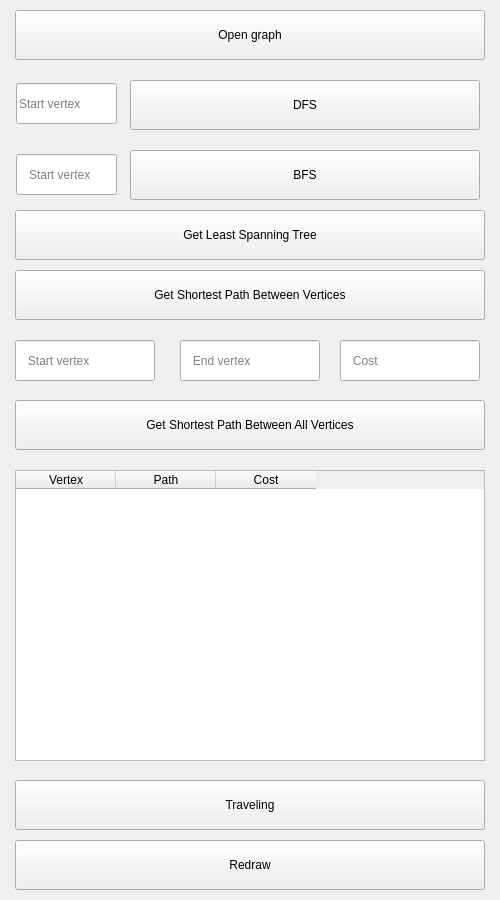
The window that applications/graphical_interface/ui/interaction_panel.ui (amzdll/SimpleNavigator) describes before a commit, drawn with Qt 5.
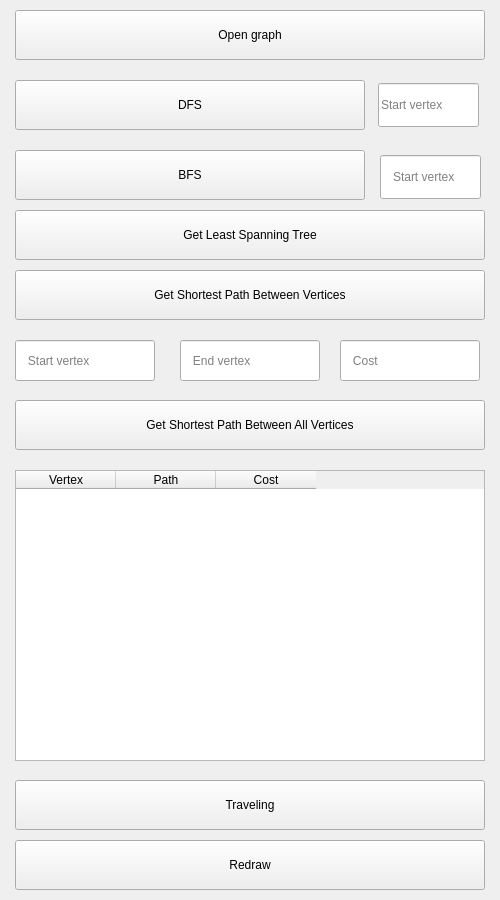
The same window after the commit.

Patch:
```diff
--- a/applications/graphical_interface/ui/interaction_panel.ui
+++ b/applications/graphical_interface/ui/interaction_panel.ui
@@ -57,7 +57,7 @@
    </property>
    <property name="geometry">
     <rect>
-     <x>130</x>
+     <x>15</x>
      <y>80</y>
      <width>350</width>
      <height>50</height>
@@ -76,7 +76,7 @@
    </property>
    <property name="geometry">
     <rect>
-     <x>130</x>
+     <x>15</x>
      <y>150</y>
      <width>350</width>
      <height>50</height>
@@ -95,10 +95,10 @@
    </property>
    <property name="geometry">
     <rect>
-     <x>16</x>
+     <x>378</x>
      <y>83</y>
      <width>101</width>
-     <height>41</height>
+     <height>44</height>
     </rect>
    </property>
    <property name="inputMask">
@@ -114,10 +114,10 @@
    </property>
    <property name="geometry">
     <rect>
-     <x>16</x>
-     <y>154</y>
+     <x>380</x>
+     <y>155</y>
      <width>101</width>
-     <height>41</height>
+     <height>44</height>
     </rect>
    </property>
    <property name="styleSheet">
```
Left out of the diff: 3 changed lines with no effect on the pictures.
